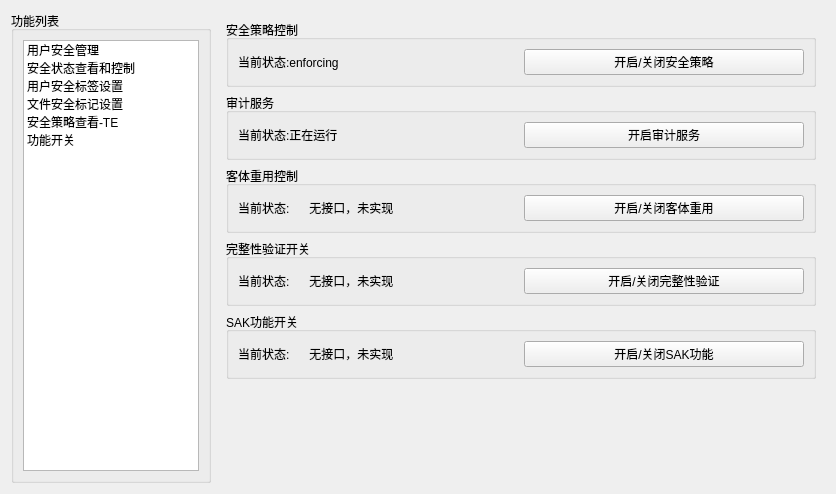
Old version of the form SEC/tabsecritypage.ui in the repository liuyufeng509/SecCenter.
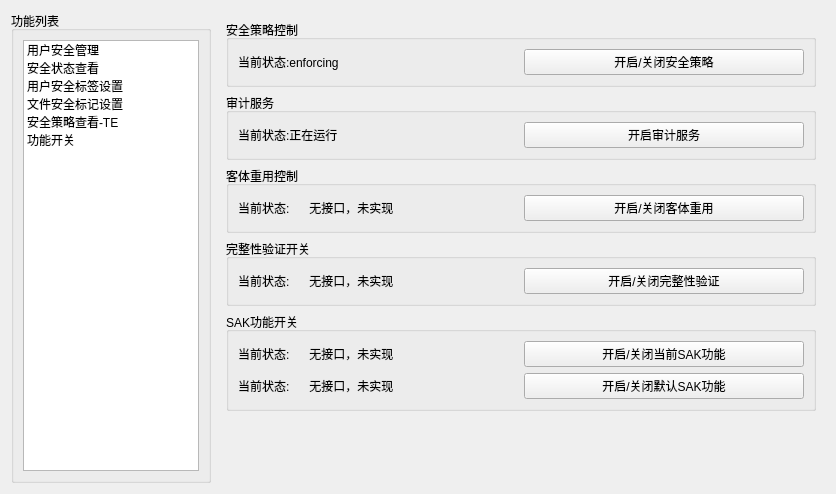
New version of the form. The open tabs and pages were chosen to show the change.

Patch:
```diff
--- a/SEC/tabsecritypage.ui
+++ b/SEC/tabsecritypage.ui
@@ -53,7 +53,7 @@
         </item>
         <item>
          <property name="text">
-          <string>安全状态查看和控制</string>
+          <string>安全状态查看</string>
          </property>
         </item>
         <item>
@@ -1259,18 +1259,32 @@
          <property name="title">
           <string>SAK功能开关</string>
          </property>
-         <layout class="QHBoxLayout" name="horizontalLayout_5">
-          <item>
-           <widget class="QLabel" name="cur_audstatus_label_4">
+         <layout class="QGridLayout" name="gridLayout_16">
+          <item row="0" column="0">
+           <widget class="QLabel" name="cur_sakstatus_label">
             <property name="text">
              <string>当前状态:      无接口，未实现</string>
             </property>
            </widget>
           </item>
-          <item>
-           <widget class="QPushButton" name="close_client_reuse_Button_3">
+          <item row="0" column="1">
+           <widget class="QPushButton" name="open_close_sak_Button">
             <property name="text">
-             <string>开启/关闭SAK功能</string>
+             <string>开启/关闭当前SAK功能</string>
+            </property>
+           </widget>
+          </item>
+          <item row="1" column="0">
+           <widget class="QLabel" name="def_sakstatus_label">
+            <property name="text">
+             <string>当前状态:      无接口，未实现</string>
+            </property>
+           </widget>
+          </item>
+          <item row="1" column="1">
+           <widget class="QPushButton" name="open_close_def_sak_Button">
+            <property name="text">
+             <string>开启/关闭默认SAK功能</string>
             </property>
            </widget>
           </item>
```
